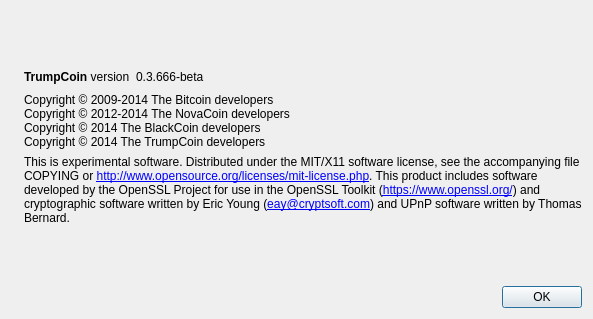
Above: src/qt/forms/aboutdialog.ui from TRUMPCOIN/V2TRUMP before the change. Below: the same form after it.
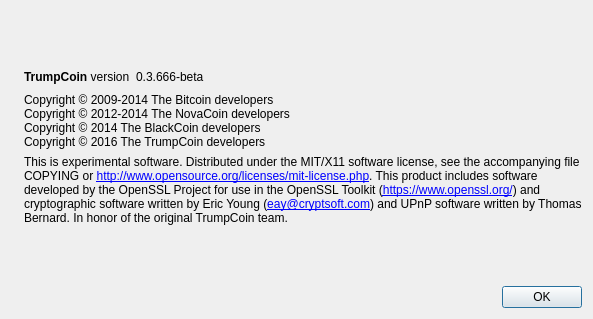
That is the form after the change. Icons and pictures are not drawn.

Commit message: Don't forget us.

```diff
--- a/src/qt/forms/aboutdialog.ui
+++ b/src/qt/forms/aboutdialog.ui
@@ -94,7 +94,7 @@
         <string>Copyright © 2009-2014 The Bitcoin developers
 Copyright © 2012-2014 The NovaCoin developers
 Copyright © 2014 The BlackCoin developers
-Copyright © 2014 The TrumpCoin developers</string>
+Copyright © 2016 The TrumpCoin developers</string>
        </property>
        <property name="textInteractionFlags">
         <set>Qt::LinksAccessibleByMouse|Qt::TextSelectableByKeyboard|Qt::TextSelectableByMouse</set>
@@ -112,7 +112,8 @@
 
 Distributed under the MIT/X11 software license, see the accompanying file COPYING or &lt;a href=&quot;http://www.opensource.org/licenses/mit-license.php&quot;&gt;http://www.opensource.org/licenses/mit-license.php&lt;/a&gt;.
 
-This product includes software developed by the OpenSSL Project for use in the OpenSSL Toolkit (&lt;a href=&quot;https://www.openssl.org/&quot;&gt;https://www.openssl.org/&lt;/a&gt;) and cryptographic software written by Eric Young (&lt;a href=&quot;mailto:eay@cryptsoft.com&quot;&gt;eay@cryptsoft.com&lt;/a&gt;) and UPnP software written by Thomas Bernard.</string>
+This product includes software developed by the OpenSSL Project for use in the OpenSSL Toolkit (&lt;a href=&quot;https://www.openssl.org/&quot;&gt;https://www.openssl.org/&lt;/a&gt;) and cryptographic software written by Eric Young (&lt;a href=&quot;mailto:eay@cryptsoft.com&quot;&gt;eay@cryptsoft.com&lt;/a&gt;) and UPnP software written by Thomas Bernard.
+In honor of the original TrumpCoin team.</string>
        </property>
        <property name="textFormat">
         <enum>Qt::RichText</enum>
```
